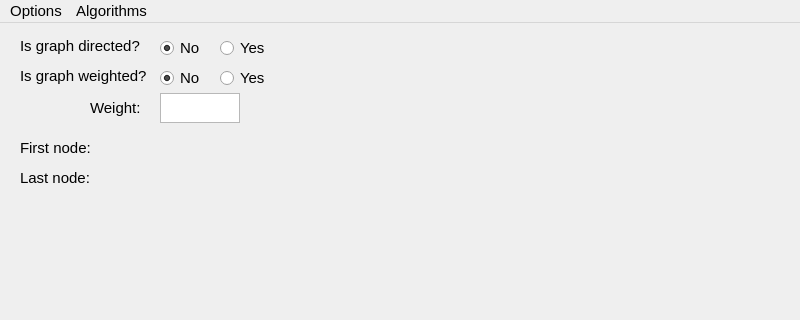
First picture: the form in MainWindow.ui, repository cristian-george/GraphTheoryFramework, before the edit; both pictures show x 0 to 800 and y 0 to 320 of the 800 by 600 pixel window.
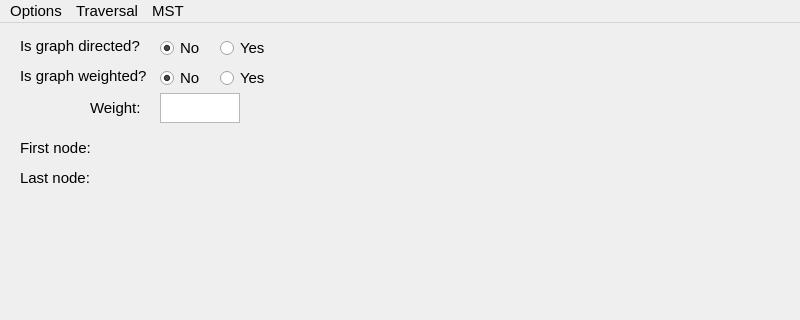
Second picture: the form after the edit.

The edit to the form file:
```diff
--- a/MainWindow.ui
+++ b/MainWindow.ui
@@ -260,12 +260,12 @@
      <x>0</x>
      <y>0</y>
      <width>800</width>
-     <height>21</height>
+     <height>25</height>
     </rect>
    </property>
-   <widget class="QMenu" name="menuAlgoritmi">
+   <widget class="QMenu" name="menuTraversal">
     <property name="title">
-     <string>Algorithms</string>
+     <string>Traversal</string>
     </property>
     <addaction name="actionBreadthFirstSearch"/>
     <addaction name="actionDepthFirstSearch"/>
@@ -278,8 +278,16 @@
     <addaction name="actionPrintAdjacencyLists"/>
     <addaction name="actionClearGraph"/>
    </widget>
+   <widget class="QMenu" name="menuMST">
+    <property name="title">
+     <string>MST</string>
+    </property>
+    <addaction name="actionPrim"/>
+    <addaction name="actionKruskal"/>
+   </widget>
    <addaction name="menuOptions"/>
-   <addaction name="menuAlgoritmi"/>
+   <addaction name="menuTraversal"/>
+   <addaction name="menuMST"/>
   </widget>
   <action name="actionBreadthFirstSearch">
    <property name="text">
```
Left out of the diff: 36 changed lines with no effect on the pictures.
